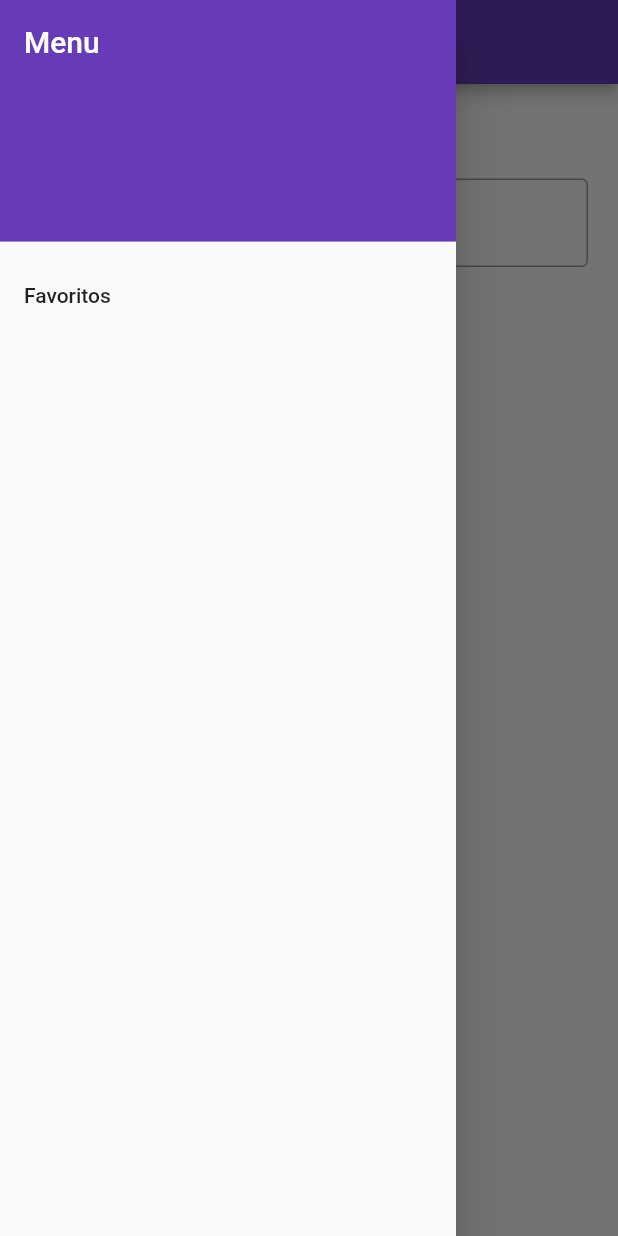
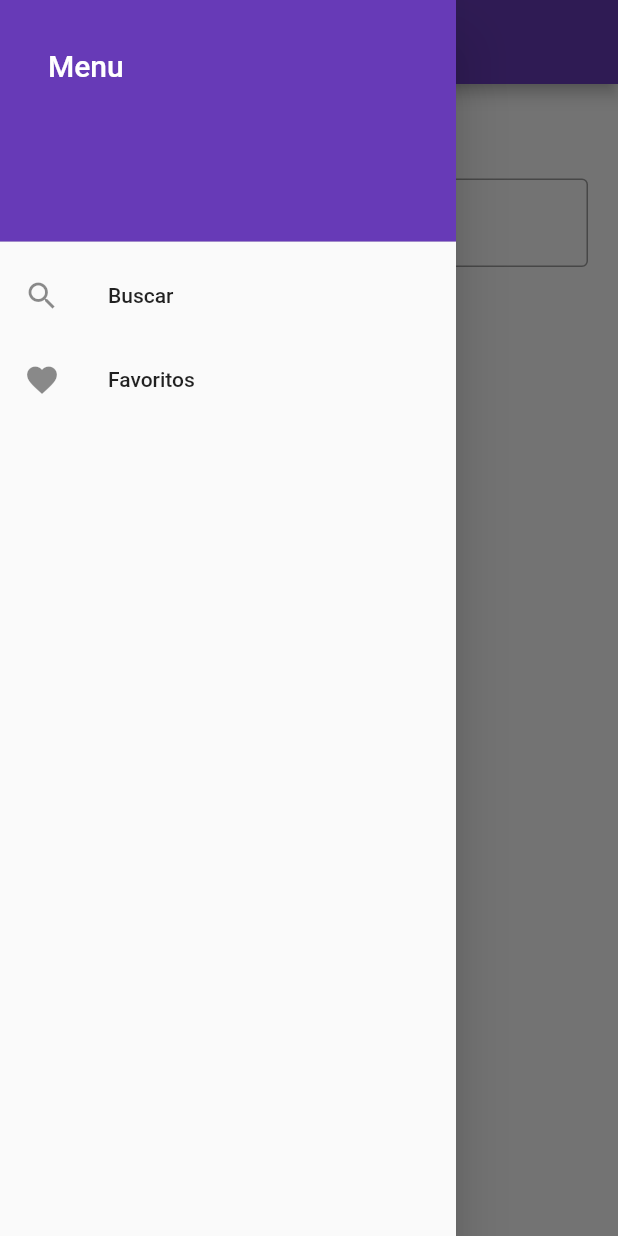
Before and after one commit to henriquebrunialti/fiap-2aojr-mobile, a Flutter app: the screen it shows after launch, with the side drawer open, on a phone screen of 412 x 824 dp. Run offline on Flutter 3.47's test engine with Material 2 defaults, Android fonts, the light colour scheme and no system bars; our stand-ins replace floor, sqflite; accounts and stored records are empty; generated files the repository leaves out were written again; network calls fail.

```diff
--- a/lib/components/FavoriteMenuItem.dart
+++ b/lib/components/FavoriteMenuItem.dart
@@ -14,10 +14,9 @@ class FavoriteMenuItem extends StatelessWidget {
   @override
   Widget build(BuildContext context) {
     return ListTile(
-      leading: const Icon(Icons.remove_red_eye_outlined),
       title: Text(title),
       subtitle: Text(subtitle),
-      trailing: const Icon(Icons.navigate_next),
+      trailing: const Icon(Icons.remove_red_eye),
       onTap: () {
         Navigator.pushNamed(context, route);
       },
--- a/lib/components/hamburger_menu.dart
+++ b/lib/components/hamburger_menu.dart
@@ -5,8 +5,6 @@ class HamburgerMenu extends StatelessWidget {
   HamburgerMenu({
     Key? key,
   }) : super(key: key);
-
-  final addRoute = Favorite();
 
   @override
   Widget build(BuildContext context) {
@@ -18,12 +16,25 @@ class HamburgerMenu extends StatelessWidget {
             decoration: BoxDecoration(
               color: Colors.deepPurple,
             ),
-            child: Text(
-              'Menu',
-              style: TextStyle(color: Colors.white, fontSize: 20),
+            child: ListTile(
+              title: Text(
+                'Menu',
+                style: TextStyle(color: Colors.white, fontSize: 20),
+              ),
+              onTap: () {
+                Navigator.pushNamed(context, "/favorites");
+              },
             ),
           ),
           ListTile(
+            leading: Icon(Icons.search),
+            title: Text('Buscar'),
+            onTap: () {
+              Navigator.pushNamed(context, "/search");
+            },
+          ),
+          ListTile(
+            leading: Icon(Icons.favorite),
             title: Text('Favoritos'),
             onTap: () {
               Navigator.pushNamed(context, "/favorites");
```
Also changed, not shown: lib/screens/details.dart (+3 -9 lines), lib/screens/favorite.dart (+44 -12 lines).
